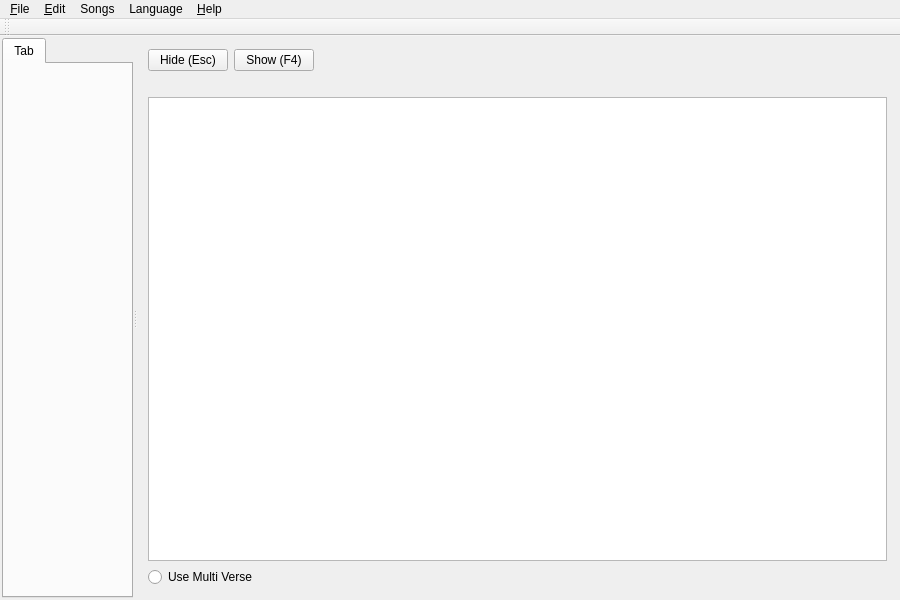
Old version of the form src/softprojector.ui in the repository SoftProjector/src.
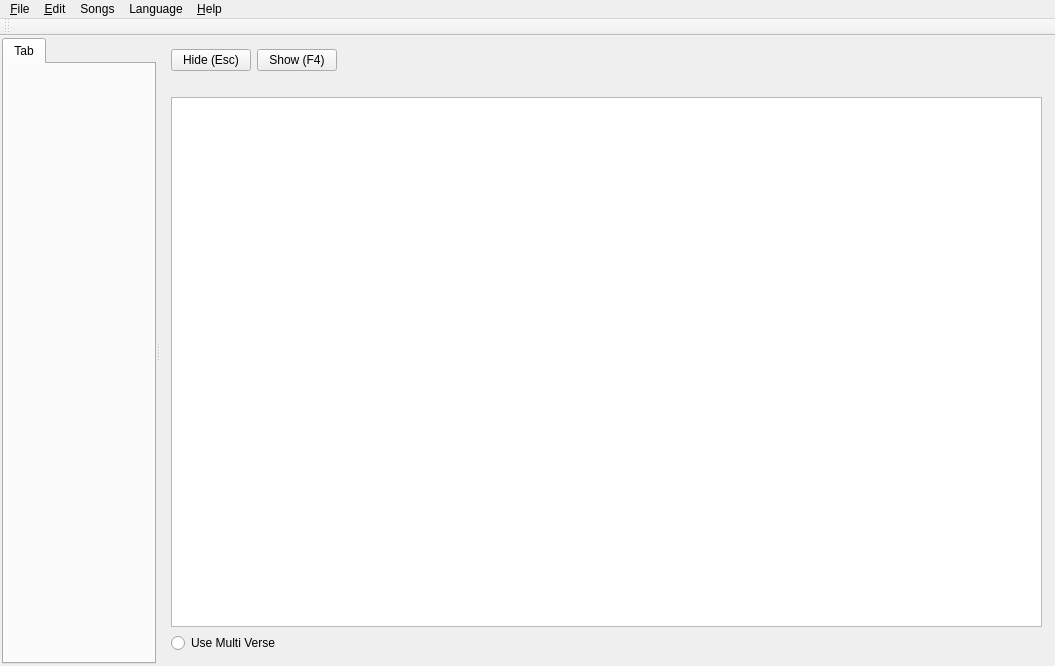
New version of the form. Icons and pictures are not drawn.

What changed in the file:
```diff
--- a/src/softprojector.ui
+++ b/src/softprojector.ui
@@ -6,8 +6,8 @@
    <rect>
     <x>0</x>
     <y>0</y>
-    <width>900</width>
-    <height>600</height>
+    <width>1055</width>
+    <height>666</height>
    </rect>
   </property>
   <property name="minimumSize">
@@ -135,8 +135,8 @@
     <rect>
      <x>0</x>
      <y>0</y>
-     <width>900</width>
-     <height>29</height>
+     <width>1055</width>
+     <height>21</height>
     </rect>
    </property>
    <widget class="QMenu" name="menuFile">
```
Left out of the diff: 36 changed lines with no effect on the pictures.
